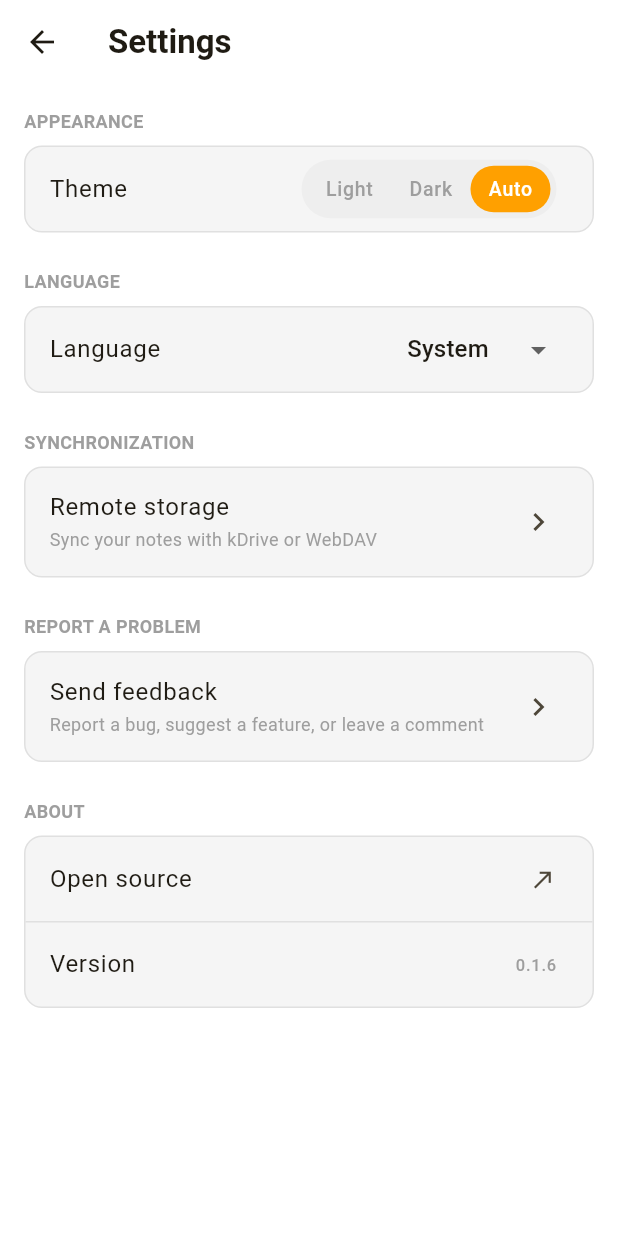
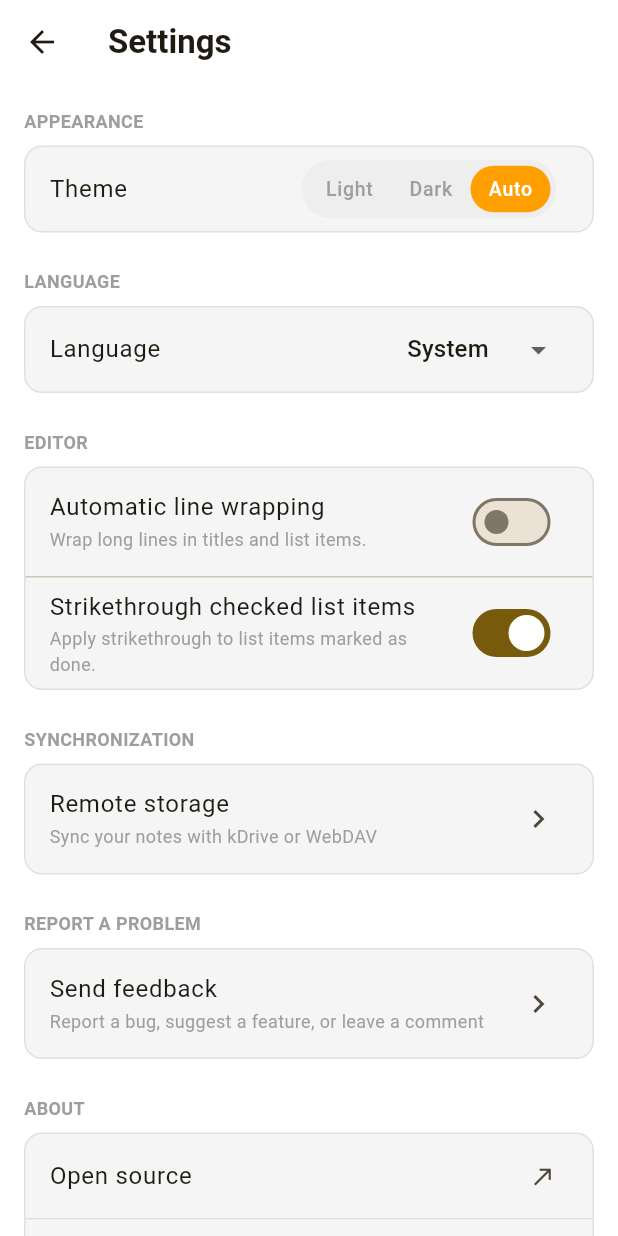
Before and after one commit to marotoweb/kmemo, a Flutter app: the SettingsScreen screen opened directly, on a phone screen of 412 x 824 dp. Run offline on Flutter 3.47's test engine with Material 3 defaults, Android fonts, the phone set to English and light mode, and no system bars; our stand-ins replace drift, flutter_secure_storage, package_info_plus, share_plus, shared_preferences; missing offline and left inert: encrypt, home_widget; accounts and stored records are empty; generated files the repository leaves out were written again.

Commit message:
feat: editor options (line wrap, strikethrough) and widget preview; English-only comments

```diff
--- a/lib/l10n/app_en.arb
+++ b/lib/l10n/app_en.arb
@@ -157,5 +157,10 @@
   "emptyNoteRejected": "Empty note rejected",
   "webdavComingSoon": "Coming soon — WebDAV protocol not implemented yet.",
   "languageSetting": "Language",
-  "system": "System"
+  "system": "System",
+  "editor": "EDITOR",
+  "autoWrapLines": "Automatic line wrapping",
+  "autoWrapLinesSubtitle": "Wrap long lines in titles and list items.",
+  "strikethroughChecked": "Strikethrough checked list items",
+  "strikethroughCheckedSubtitle": "Apply strikethrough to list items marked as done."
 }
--- a/lib/l10n/app_localizations.dart
+++ b/lib/l10n/app_localizations.dart
@@ -1053,6 +1053,36 @@ abstract class AppLocalizations {
   /// In pt, this message translates to:
   /// **'Sistema'**
   String get system;
+
+  /// No description provided for @editor.
+  ///
+  /// In pt, this message translates to:
+  /// **'EDITOR'**
+  String get editor;
+
+  /// No description provided for @autoWrapLines.
+  ///
+  /// In pt, this message translates to:
+  /// **'Quebra de linha automática'**
+  String get autoWrapLines;
+
+  /// No description provided for @autoWrapLinesSubtitle.
+  ///
+  /// In pt, this message translates to:
+  /// **'Quebra linhas longas em títulos e itens de lista.'**
+  String get autoWrapLinesSubtitle;
+
+  /// No description provided for @strikethroughChecked.
+  ///
+  /// In pt, this message translates to:
+  /// **'Rasurar texto de itens marcados'**
+  String get strikethroughChecked;
+
+  /// No description provided for @strikethroughCheckedSubtitle.
+  ///
+  /// In pt, this message translates to:
+  /// **'Aplica tachado aos itens de lista marcados como concluídos.'**
+  String get strikethroughCheckedSubtitle;
 }
 
 class _AppLocalizationsDelegate
--- a/lib/l10n/app_localizations_en.dart
+++ b/lib/l10n/app_localizations_en.dart
@@ -543,4 +543,21 @@ class AppLocalizationsEn extends AppLocalizations {
 
   @override
   String get system => 'System';
+
+  @override
+  String get editor => 'EDITOR';
+
+  @override
+  String get autoWrapLines => 'Automatic line wrapping';
+
+  @override
+  String get autoWrapLinesSubtitle =>
+      'Wrap long lines in titles and list items.';
+
+  @override
+  String get strikethroughChecked => 'Strikethrough checked list items';
+
+  @override
+  String get strikethroughCheckedSubtitle =>
+      'Apply strikethrough to list items marked as done.';
 }
--- a/lib/providers/theme_provider.dart
+++ b/lib/providers/theme_provider.dart
@@ -5,10 +5,14 @@ import 'package:shared_preferences/shared_preferences.dart';
 class ThemeProvider extends ChangeNotifier {
   ThemeMode _themeMode = ThemeMode.system;
   Locale? _locale;
+  bool _autoWrap = false;
+  bool _strikethroughChecked = true;
 
 
   ThemeMode get themeMode => _themeMode;
   Locale? get locale => _locale;
+  bool get autoWrap => _autoWrap;
+  bool get strikethroughChecked => _strikethroughChecked;
 
   ThemeProvider() {
     _loadThemePreference();
@@ -18,6 +22,8 @@ class ThemeProvider extends ChangeNotifier {
     final prefs = await SharedPreferences.getInstance();
     final themeIndex = prefs.getInt('theme_mode') ?? 0;
     final lang = prefs.getString('language_code');
+    _autoWrap = prefs.getBool('auto_wrap') ?? false;
+    _strikethroughChecked = prefs.getBool('strikethrough_checked') ?? true;
     if (lang != null && lang.isNotEmpty) {
       _locale = Locale(lang);
     }
@@ -51,4 +57,18 @@ class ThemeProvider extends ChangeNotifier {
       await prefs.setString('language_code', locale.languageCode);
     }
   }
+
+  Future<void> setAutoWrap(bool value) async {
+    _autoWrap = value;
+    notifyListeners();
+    final prefs = await SharedPreferences.getInstance();
+    await prefs.setBool('auto_wrap', value);
+  }
+
+  Future<void> setStrikethroughChecked(bool value) async {
+    _strikethroughChecked = value;
+    notifyListeners();
+    final prefs = await SharedPreferences.getInstance();
+    await prefs.setBool('strikethrough_checked', value);
+  }
 }
--- a/lib/services/widget_service.dart
+++ b/lib/services/widget_service.dart
@@ -90,6 +90,8 @@ class WidgetService {
       final untitledLabel = prefs.getString(_labelUntitledKey) ?? 'Untitled';
       final emptyLabel = prefs.getString(_labelEmptyKey) ?? 'Empty note';
       final listItemLabel = prefs.getString(_labelListItemKey) ?? 'Item de lista';
+      final strikethroughChecked = prefs.getBool('strikethrough_checked') ?? true;
+      final autoWrap = prefs.getBool('auto_wrap') ?? false;
 
       final List<String> idsList = [];
       final List<String> titlesList = [];
@@ -131,7 +133,7 @@ class WidgetService {
               final checked = block.content['checked'] as bool? ?? false;
               final text = block.content['text']?.toString() ?? '';
               final displayText = text.isEmpty ? listItemLabel : text;
-              final styledText = checked
+              final styledText = (checked && strikethroughChecked)
                   ? displayText.replaceAllMapped(
                       RegExp(r'.'),
                       (m) => '${m.group(0)!}\u0336',
@@ -177,6 +179,10 @@ class WidgetService {
         'previews': previewsList,
         'colors': colorsList,
         'labels': {'untitled': untitledLabel, 'empty': emptyLabel},
+        'settings': {
+          'autoWrap': autoWrap,
+          'strikethroughChecked': strikethroughChecked,
+        },
       };
       await file.writeAsString(jsonEncode(widgetData));
 
--- a/lib/ui/screens/settings_screen.dart
+++ b/lib/ui/screens/settings_screen.dart
@@ -159,6 +159,53 @@ class _SettingsScreenState extends State<SettingsScreen> {
           ),
           SizedBox(height: 24),
 
+          // SECTION: EDITOR
+          Text(
+            AppLocalizations.of(context)!.editor,
+            style: TextStyle(
+              fontSize: 12,
+              fontWeight: FontWeight.bold,
+              color: Colors.grey,
+            ),
+          ),
+          SizedBox(height: 8),
+          Container(
+            decoration: BoxDecoration(
+              color: isDarkMode
+                  ? Color(0xFF1E1E1E)
+                  : Colors.grey.shade100,
+              borderRadius: BorderRadius.circular(12),
+              border: Border.all(
+                color: isDarkMode ? Colors.grey.shade800 : Colors.grey.shade300,
+              ),
+            ),
+            child: Column(
+              children: [
+                SwitchListTile(
+                  title: Text(AppLocalizations.of(context)!.autoWrapLines),
+                  subtitle: Text(
+                    AppLocalizations.of(context)!.autoWrapLinesSubtitle,
+                    style: TextStyle(fontSize: 12, color: Colors.grey),
+                  ),
+                  value: themeProvider.autoWrap,
+                  onChanged: (value) => themeProvider.setAutoWrap(value),
+                ),
+                Divider(height: 1),
+                SwitchListTile(
+                  title: Text(AppLocalizations.of(context)!.strikethroughChecked),
+                  subtitle: Text(
+                    AppLocalizations.of(context)!.strikethroughCheckedSubtitle,
+                    style: TextStyle(fontSize: 12, color: Colors.grey),
+                  ),
+                  value: themeProvider.strikethroughChecked,
+                  onChanged: (value) =>
+                      themeProvider.setStrikethroughChecked(value),
+                ),
+              ],
+            ),
+          ),
+          SizedBox(height: 24),
+
           // SECTION: SYNCHRONIZATION
           Text(
             AppLocalizations.of(context)!.syncSection,
--- a/lib/ui/widgets/memo_card.dart
+++ b/lib/ui/widgets/memo_card.dart
@@ -5,6 +5,7 @@ import 'package:flutter/material.dart';
 import 'package:provider/provider.dart';
 import '../../database/database.dart';
 import '../../providers/memo_provider.dart';
+import '../../providers/theme_provider.dart';
 import 'package:kmemo/l10n/app_localizations.dart';
 
 class MemoCard extends StatelessWidget {
@@ -24,6 +25,7 @@ class MemoCard extends StatelessWidget {
   @override
   Widget build(BuildContext context) {
     final isDarkMode = Theme.of(context).brightness == Brightness.dark;
+    final strikethroughChecked = context.watch<ThemeProvider>().strikethroughChecked;
 
     final List<Color> lightColorsPalette = [
       Colors.white,
@@ -187,7 +189,7 @@ class MemoCard extends StatelessWidget {
                                               color: checked
                                                   ? mutedTextColor
                                                   : textColor,
-                                              decoration: checked
+                                              decoration: (checked && strikethroughChecked)
                                                   ? TextDecoration.lineThrough
                                                   : TextDecoration.none,
                                             ),
```
Also changed, not shown: lib/l10n/app_de.arb (+6 -1 lines), lib/l10n/app_es.arb (+6 -1 lines), lib/l10n/app_fr.arb (+6 -1 lines), lib/l10n/app_it.arb (+6 -1 lines), lib/l10n/app_localizations_de.dart (+18 -0 lines), lib/l10n/app_localizations_es.dart (+17 -0 lines), lib/l10n/app_localizations_fr.dart (+17 -0 lines), lib/l10n/app_localizations_it.dart (+17 -0 lines), lib/l10n/app_localizations_pt.dart (+17 -0 lines), lib/l10n/app_pt.arb (+6 -1 lines), lib/ui/screens/memo_detail_screen.dart (+69 -14 lines), 7 other files.
